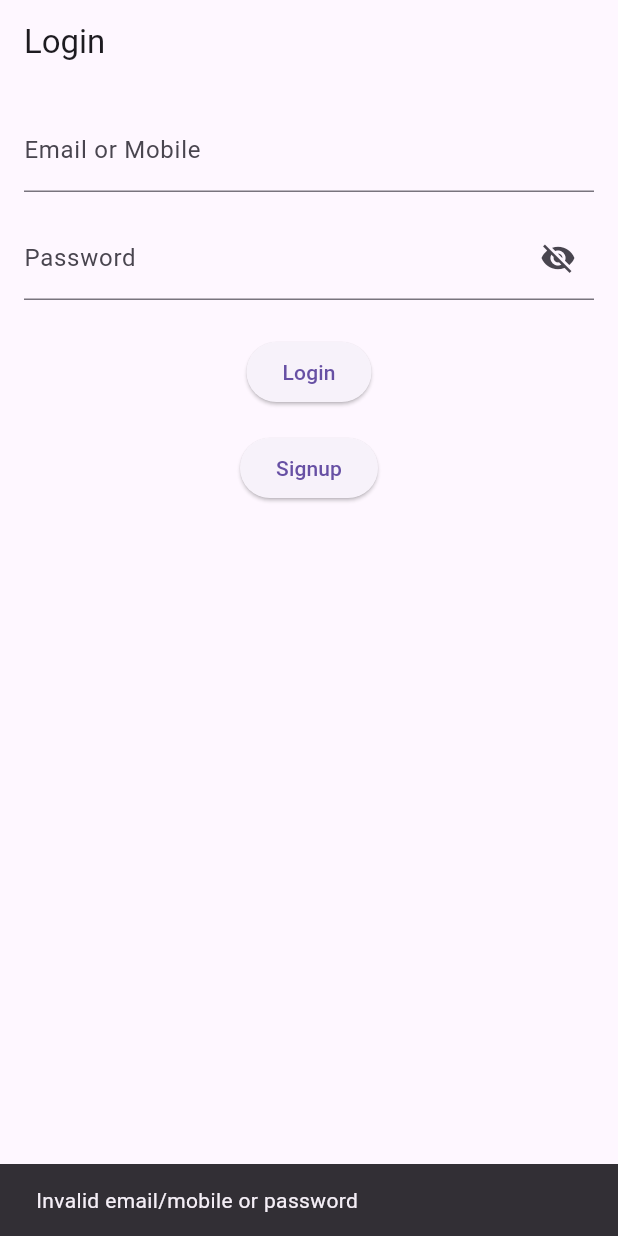
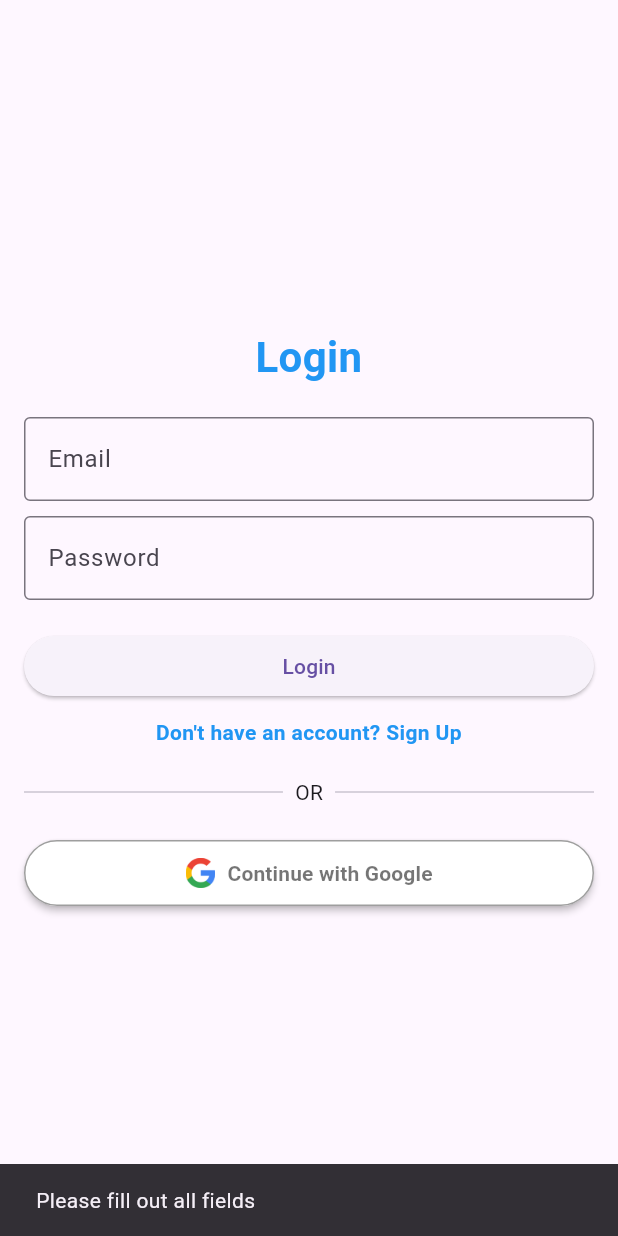
Before and after one commit to iamvedantp/Flutter_Quiz_App, a Flutter app: the screen it shows after launch, after a tap on "Login", on a phone screen of 412 x 824 dp. Run offline on Flutter 3.47's test engine with Material 3 defaults, Android fonts, the phone set to English and light mode, and no system bars.

Commit message:
login signup page ui updated

```diff
--- a/lib/screens/login_signup_screen.dart
+++ b/lib/screens/login_signup_screen.dart
@@ -1,80 +1,118 @@
 import 'package:flutter/material.dart';
-import 'signup_form_screen.dart';
-import '../mock_database.dart';
+import 'package:quiz_app/widgets/google_button.dart';
 
-class LoginSignupScreen extends StatelessWidget {
+class LoginSignupScreen extends StatefulWidget {
   const LoginSignupScreen({super.key});
 
   @override
+  _LoginSignupScreenState createState() => _LoginSignupScreenState();
+}
+
+class _LoginSignupScreenState extends State<LoginSignupScreen> {
+  bool isLogin = true; // Toggles between login and signup
+
+  final TextEditingController emailController = TextEditingController();
+  final TextEditingController passwordController = TextEditingController();
+
+  void switchForm() {
+    setState(() {
+      isLogin = !isLogin;
+    });
+  }
+
+  void handleAuthAction() {
+    String email = emailController.text;
+    String password = passwordController.text;
+
+    if (email.isNotEmpty && password.isNotEmpty) {
+      if (isLogin) {
+        // Perform login logic
+        Navigator.pushReplacementNamed(context, '/home');
+      } else {
+        // Perform signup logic
+        Navigator.pushReplacementNamed(context, '/home');
+      }
+    } else {
+      ScaffoldMessenger.of(context).showSnackBar(
+        const SnackBar(content: Text('Please fill out all fields')),
+      );
+    }
+  }
+
+  void handleGoogleSignIn() {
+    // TODO: Implement Google Sign-In Logic
+    ScaffoldMessenger.of(context).showSnackBar(
+      const SnackBar(content: Text('Google Sign-In not implemented')),
+    );
+  }
+
+  @override
   Widget build(BuildContext context) {
-    final TextEditingController emailController = TextEditingController();
-    final TextEditingController passwordController = TextEditingController();
-    bool isPasswordVisible = false;
-
     return Scaffold(
-      appBar: AppBar(
-        title: const Text('Login'),
-        automaticallyImplyLeading: false,
-      ),
       body: Padding(
         padding: const EdgeInsets.all(16.0),
         child: Column(
+          mainAxisAlignment: MainAxisAlignment.center,
+          crossAxisAlignment: CrossAxisAlignment.stretch,
           children: [
+            Text(
+              isLogin ? 'Login' : 'Sign Up',
+              style: const TextStyle(
+                fontSize: 28.0,
+                fontWeight: FontWeight.bold,
+                color: Colors.blue,
+              ),
+              textAlign: TextAlign.center,
+            ),
+            const SizedBox(height: 20.0),
             TextField(
               controller: emailController,
-              decoration: const InputDecoration(labelText: 'Email or Mobile'),
+              decoration: const InputDecoration(
+                labelText: 'Email',
+                border: OutlineInputBorder(),
+              ),
             ),
-            const SizedBox(height: 16.0),
-            StatefulBuilder(builder: (context, setState) {
-              return TextField(
-                controller: passwordController,
-                obscureText: !isPasswordVisible,
-                decoration: InputDecoration(
-                  labelText: 'Password',
-                  suffixIcon: IconButton(
-                    icon: Icon(
-                      isPasswordVisible
-                          ? Icons.visibility
-                          : Icons.visibility_off,
-                    ),
-                    onPressed: () {
-                      setState(() {
-                        isPasswordVisible = !isPasswordVisible;
-                      });
-                    },
-                  ),
+            const SizedBox(height: 10.0),
+            TextField(
+              controller: passwordController,
+              obscureText: true,
+              decoration: const InputDecoration(
+                labelText: 'Password',
+                border: OutlineInputBorder(),
+              ),
+            ),
+            const SizedBox(height: 20.0),
+            ElevatedButton(
+              onPressed: handleAuthAction,
+              child: Text(isLogin ? 'Login' : 'Sign Up'),
+            ),
+            const SizedBox(height: 10.0),
+            GestureDetector(
+              onTap: switchForm,
+              child: Text(
+                isLogin
+                    ? 'Don\'t have an account? Sign Up'
+                    : 'Already have an account? Login',
+                textAlign: TextAlign.center,
+                style: const TextStyle(
+                  color: Colors.blue,
+                  fontWeight: FontWeight.bold,
                 ),
-              );
-            }),
-            const SizedBox(height: 24.0),
-            ElevatedButton(
-              onPressed: () {
-                final emailOrMobile = emailController.text.trim();
-                final password = passwordController.text.trim();
-
-                if (MockDatabase.isValidUser(emailOrMobile, password)) {
-                  Navigator.pushReplacementNamed(context, '/home');
-                } else {
-                  ScaffoldMessenger.of(context).showSnackBar(
-                    const SnackBar(
-                      content: Text('Invalid email/mobile or password'),
-                    ),
-                  );
-                }
-              },
-              child: const Text('Login'),
+              ),
             ),
-            const SizedBox(height: 16.0),
-            ElevatedButton(
-              onPressed: () {
-                Navigator.push(
-                  context,
-                  MaterialPageRoute(
-                      builder: (context) => const SignupFormScreen()),
-                );
-              },
-              child: const Text('Signup'),
+            const SizedBox(height: 20.0),
+            Row(
+              children: const [
+                Expanded(child: Divider()),
+                Padding(
+                  padding: EdgeInsets.symmetric(horizontal: 8.0),
+                  child: Text('OR'),
+                ),
+                Expanded(child: Divider()),
+              ],
             ),
+            const SizedBox(height: 20.0),
+            GoogleSignInButton(onPressed: handleGoogleSignIn),
           ],
         ),
       ),
--- /dev/null
+++ b/lib/widgets/google_button.dart
@@ -0,0 +1,29 @@
+import 'package:flutter/material.dart';
+
+class GoogleSignInButton extends StatelessWidget {
+  final VoidCallback onPressed;
+
+  const GoogleSignInButton({super.key, required this.onPressed});
+
+  @override
+  Widget build(BuildContext context) {
+    return ElevatedButton.icon(
+      style: ElevatedButton.styleFrom(
+        backgroundColor: Colors.white,
+        side: const BorderSide(color: Colors.grey),
+        elevation: 2.0,
+        padding: const EdgeInsets.symmetric(vertical: 12.0),
+      ),
+      onPressed: onPressed,
+      icon: Image.asset(
+        'assets/google_logo.png',
+        height: 20.0,
+        width: 20.0,
+      ),
+      label: const Text(
+        'Continue with Google',
+        style: TextStyle(color: Colors.black54, fontWeight: FontWeight.bold),
+      ),
+    );
+  }
+}
```
Also changed, not shown: pubspec.yaml (+3 -5 lines), assets/google_logo.png (added).
